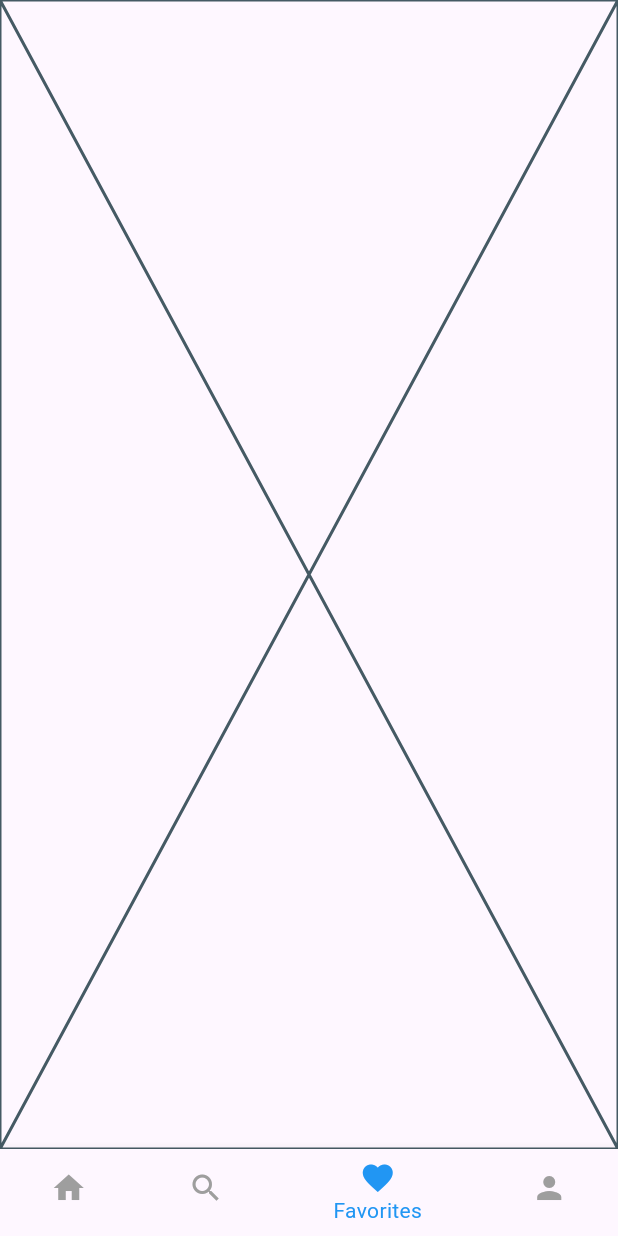
After one commit to benyaminjoelle/rentora, a Flutter app: the RootView screen opened directly, item 3 of the bottom bar chosen, on a phone screen of 412 x 824 dp. The commit adds this screen. Run offline on Flutter 3.47's test engine with Material 3 defaults, Android fonts, the phone set to English and light mode, and no system bars; our stand-ins replace animated_splash_screen, file_picker, get.

Commit message:
added folders

```diff
--- a/lib/core/routes/app_pages.dart
+++ b/lib/core/routes/app_pages.dart
@@ -22,11 +22,11 @@ class AppPages {
       binding: SignupBinding()),
 
        GetPage(
-        name: '/',
+        name: AppRoutes.splash,
          page: () => const MySplash()),
 
     GetPage(
-      name: '/welcome',
+      name: AppRoutes.welcome,
        page: () => const WelcomeView()),
 
        GetPage(
--- /dev/null
+++ b/lib/features/notifications/views/notifications_view.dart
@@ -0,0 +1,10 @@
+import 'package:flutter/material.dart';
+
+class NotificationsView extends StatelessWidget {
+  const NotificationsView({super.key});
+
+  @override
+  Widget build(BuildContext context) {
+    return const Placeholder();
+  }
+}
--- /dev/null
+++ b/lib/features/root/root_controller.dart
@@ -0,0 +1,9 @@
+import 'package:get/get.dart';
+
+class RootController extends GetxController {
+  var selectedIndex = 0.obs;
+
+  void changeIndex(int index) {
+    selectedIndex.value = index;
+  }
+}
--- /dev/null
+++ b/lib/features/root/root_view.dart
@@ -0,0 +1,39 @@
+import 'package:flutter/material.dart';
+import 'package:get/get.dart';
+import 'package:rentora/features/home/view/home_view.dart';
+import 'package:rentora/features/myhouse/views/myhouse_view.dart';
+import 'package:rentora/features/notifications/views/notifications_view.dart';
+import 'package:rentora/features/profile/views/profile_view.dart';
+import 'root_controller.dart';
+
+class RootView extends StatelessWidget {
+  RootView({super.key});
+
+  final RootController controller = Get.put(RootController());
+
+  final List<Widget> pages = [
+    HomeView(),
+    MyhouseView(),
+    NotificationsView(),
+    ProfileView(),
+  ];
+
+  @override
+  Widget build(BuildContext context) {
+    return Obx(() => Scaffold(
+          body: pages[controller.selectedIndex.value],
+          bottomNavigationBar: BottomNavigationBar(
+            currentIndex: controller.selectedIndex.value,
+            onTap: controller.changeIndex,
+            selectedItemColor: Colors.blue,
+            unselectedItemColor: Colors.grey,
+            items: const [
+              BottomNavigationBarItem(icon: Icon(Icons.home), label: 'Home'),
+              BottomNavigationBarItem(icon: Icon(Icons.search), label: 'Search'),
+              BottomNavigationBarItem(icon: Icon(Icons.favorite), label: 'Favorites'),
+              BottomNavigationBarItem(icon: Icon(Icons.person), label: 'Profile'),
+            ],
+          ),
+        ));
+  }
+}
```
Also changed, not shown: lib/features/myhouse/views/myhouse_view.dart (added, +10 -0 lines), lib/features/profile/views/profile_view.dart (added, +10 -0 lines), lib/root.dart (deleted, +0 -10 lines), lib/bindings/initial_binding.dart (deleted).
